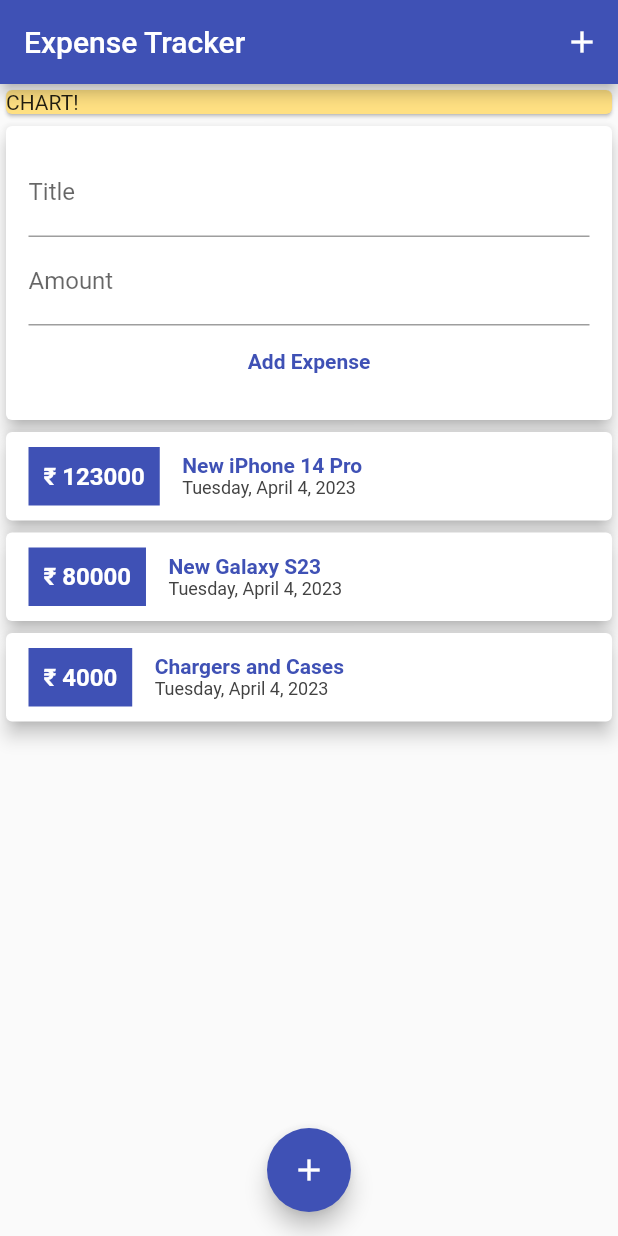
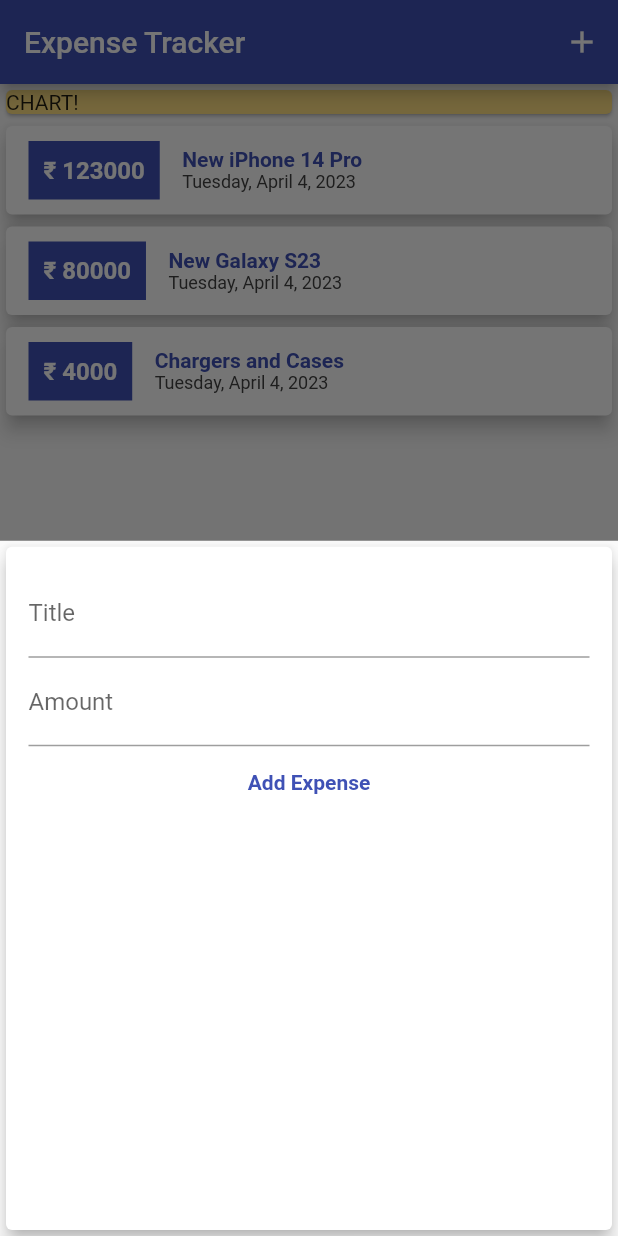
Before and after one commit to BrushankPatra/genesis, a Flutter app: the screen it shows after launch, after a tap on the "add" icon, on a phone screen of 412 x 824 dp. Run offline on Flutter 3.47's test engine with Material 2 defaults, Android fonts, the phone set to English and light mode, and no system bars.

Commit message:
user_transaction file deleted and function assigned to icon buttons to show new transaction form

```diff
--- a/lib/main.dart
+++ b/lib/main.dart
@@ -1,5 +1,8 @@
-import "./widgets/user_transaction.dart";
 import "package:flutter/material.dart";
+
+import "./widgets/new_transaction.dart";
+import "./models/transaction.dart";
+import "./widgets/transaction_list.dart";
 
 import "package:intl/intl.dart";
 
@@ -16,7 +19,54 @@
   }
 }
 
-class MyHomePage extends StatelessWidget {
+class MyHomePage extends StatefulWidget {
+  @override
+  State<MyHomePage> createState() => _MyHomePageState();
+}
+
+class _MyHomePageState extends State<MyHomePage> {
+  final List<Transaction> _userTransactions = [
+    Transaction(
+      id: "MK1",
+      title: "New iPhone 14 Pro",
+      amount: 123000,
+      date: DateTime.now(),
+    ),
+    Transaction(
+      id: "MK2",
+      title: "New Galaxy S23",
+      amount: 80000,
+      date: DateTime.now(),
+    ),
+    Transaction(
+      id: "MK3",
+      title: "Chargers and Cases",
+      amount: 4000,
+      date: DateTime.now(),
+    ),
+  ];
+
+  void _addNewTransaction(String txnTitle, num txnAmount) {
+    final newTxn = Transaction(
+      title: txnTitle,
+      amount: txnAmount,
+      date: DateTime.now(),
+      id: DateTime.now().toString(),
+    );
+
+    setState(() {
+      _userTransactions.add(newTxn);
+    });
+  }
+
+  void _showTransactionForm(BuildContext ctx) {
+    showModalBottomSheet(
+        context: ctx,
+        builder: (_) {
+          return NewTransaction(_addNewTransaction);
+        });
+  }
+
   @override
   Widget build(BuildContext context) {
     return Scaffold(
@@ -24,7 +74,7 @@
         title: Text("Expense Tracker"),
         actions: [
           IconButton(
-            onPressed: () {},
+            onPressed: () => _showTransactionForm(context),
             icon: Icon(Icons.add),
           )
         ],
@@ -40,13 +90,13 @@
                 child: Text("CHART!"),
               ),
             ),
-            UserTransaction(),
+            TransactionList(_userTransactions),
           ],
         ),
       ),
       floatingActionButtonLocation: FloatingActionButtonLocation.centerFloat,
       floatingActionButton: FloatingActionButton(
-        onPressed: () {},
+        onPressed: () => _showTransactionForm(context),
         child: Icon(Icons.add),
       ),
     );
--- a/lib/widgets/user_transaction.dart
+++ /dev/null
@@ -1,56 +0,0 @@
-import "package:flutter/material.dart";
-
-import "./new_transaction.dart";
-import "./transaction_list.dart";
-import "../models/transaction.dart";
-
-class UserTransaction extends StatefulWidget {
-  @override
-  _UserTransactionState createState() => _UserTransactionState();
-}
-
-class _UserTransactionState extends State<UserTransaction> {
-  final List<Transaction> _userTransactions = [
-    Transaction(
-      id: "MK1",
-      title: "New iPhone 14 Pro",
-      amount: 123000,
-      date: DateTime.now(),
-    ),
-    Transaction(
-      id: "MK2",
-      title: "New Galaxy S23",
-      amount: 80000,
-      date: DateTime.now(),
-    ),
-    Transaction(
-      id: "MK3",
-      title: "Chargers and Cases",
-      amount: 4000,
-      date: DateTime.now(),
-    ),
-  ];
-
-  void _addNewTransaction(String txnTitle, num txnAmount) {
-    final newTxn = Transaction(
-      title: txnTitle,
-      amount: txnAmount,
-      date: DateTime.now(),
-      id: DateTime.now().toString(),
-    );
-
-    setState(() {
-      _userTransactions.add(newTxn);
-    });
-  }
-
-  @override
-  Widget build(BuildContext context) {
-    return Column(
-      children: [
-        NewTransaction(_addNewTransaction),
-        TransactionList(_userTransactions),
-      ],
-    );
-  }
-}
```
